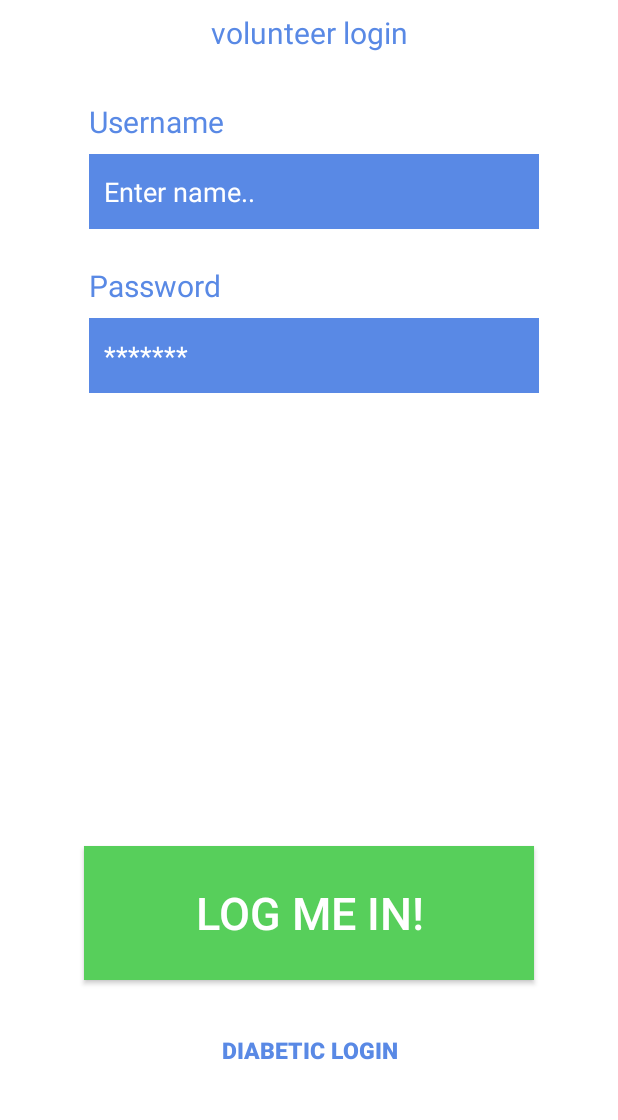
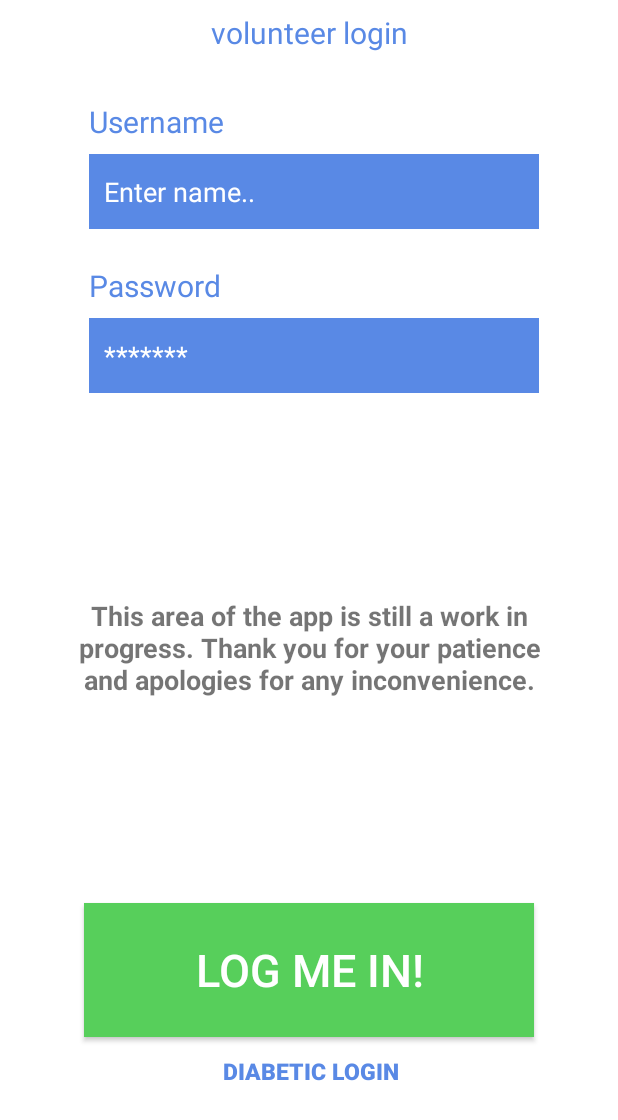
Before and after one commit to PeterJamesO/Diabuddy, an Android app: the volunteerLogin screen opened directly, with no data from a screen before it, on a phone screen of 412 x 824 dp, the part 116-1236 px from its top. Run offline under Robolectric (Android 15) with nearby library versions, the phone set to English and light mode, and no system bars.

Commit message:
Volunteer Section:   - Added text showing app is still in development   - Removed passwordIncorrect text field on volunteer login

```diff
--- a/app/src/main/res/layout/volunteer_login.xml
+++ b/app/src/main/res/layout/volunteer_login.xml
@@ -6,6 +6,23 @@
     android:layout_height="match_parent"
     tools:context="whsct.test.volunteerLogin"
     android:background="#ffffff">
+
+    <TextView
+        android:id="@+id/textView24"
+        android:layout_width="314dp"
+        android:layout_height="68dp"
+        android:layout_marginLeft="8dp"
+        android:layout_marginRight="8dp"
+        android:text="This area of the app is still a work in progress. Thank you for your patience and apologies for any inconvenience."
+        android:textAlignment="center"
+        android:textSize="18sp"
+        android:textStyle="bold"
+        app:layout_constraintLeft_toLeftOf="parent"
+        app:layout_constraintRight_toRightOf="parent"
+        android:layout_marginTop="8dp"
+        app:layout_constraintTop_toBottomOf="@+id/passwordField"
+        android:layout_marginBottom="8dp"
+        app:layout_constraintBottom_toTopOf="@+id/loginButton" />
 
     <Button
         android:id="@+id/diabeticLogin"
@@ -21,13 +38,14 @@
         app:layout_constraintLeft_toLeftOf="parent"
         app:layout_constraintRight_toRightOf="parent"
         app:layout_constraintBottom_toBottomOf="parent"
-        android:layout_marginBottom="24dp" />
+        android:layout_marginBottom="10dp"
+        app:layout_constraintHorizontal_bias="0.502" />
 
     <Button
         android:id="@+id/loginButton"
         android:layout_width="300dp"
         android:layout_height="89dp"
-        android:layout_marginBottom="24dp"
+        android:layout_marginBottom="0dp"
         android:background="#57cf5b"
         android:onClick="loginButton"
         android:text="Log Me In!"
@@ -139,14 +157,4 @@
         app:layout_constraintLeft_toLeftOf="parent"
         app:layout_constraintRight_toRightOf="parent" />
 
-    <TextView
-        android:id="@+id/passwordIncorrect"
-        android:layout_width="wrap_content"
-        android:layout_height="wrap_content"
-        android:layout_marginTop="24dp"
-        android:text="TextView"
-        android:visibility="visible"
-        app:layout_constraintLeft_toLeftOf="parent"
-        app:layout_constraintRight_toRightOf="parent"
-        app:layout_constraintTop_toBottomOf="@+id/passwordField" />
 </android.support.constraint.ConstraintLayout>
```
Also changed, not shown: app/src/main/java/whsct/test/volunteerLogin.java (+1 -8 lines), app/src/main/res/layout/volunteer_menu.xml (+18 -3 lines), app/src/main/res/layout/volunteer_setting.xml (+15 -0 lines).
